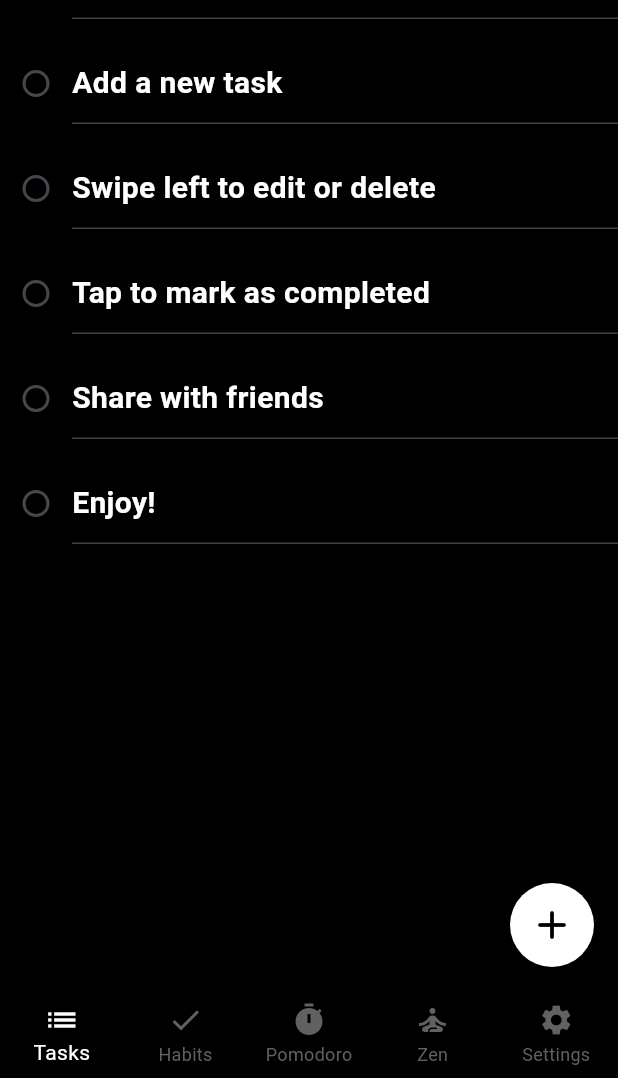
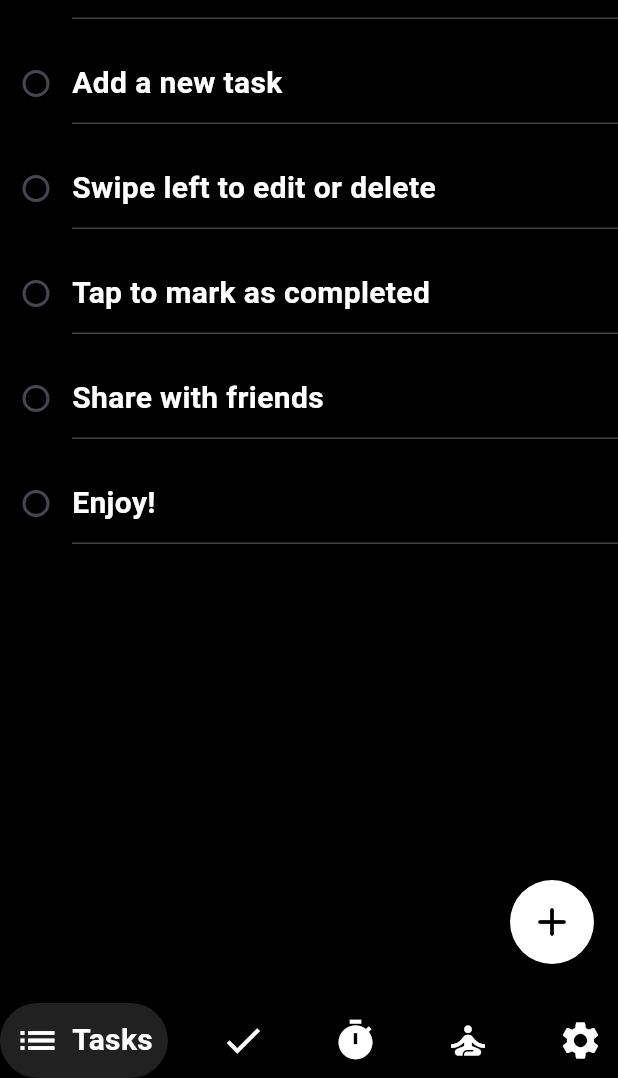
Before and after one commit to marvinlix/karman, a Flutter app: the screen it shows after launch, on a phone screen of 412 x 824 dp, the part 158-1236 px from its top. Run offline on Flutter 3.47's test engine with Material 3 defaults, Android fonts, the phone set to English and light mode, and no system bars; drawn by our look-alikes of flutter_slidable, google_nav_bar; our stand-ins replace hive, hive_flutter, salomon_bottom_bar; accounts and stored records are empty.

Commit message:
chore: Add google_nav_bar dependency, update page backgrounds

```diff
--- a/karman_app/lib/pages/home_page.dart
+++ b/karman_app/lib/pages/home_page.dart
@@ -1,10 +1,12 @@
 import 'package:flutter/material.dart';
+import 'package:google_nav_bar/google_nav_bar.dart';
 import 'package:karman_app/data/database.dart';
 import 'package:karman_app/pages/habits_page.dart';
 import 'package:karman_app/pages/pomodoro_page.dart';
 import 'package:karman_app/pages/settings_page.dart';
 import 'package:karman_app/pages/tasks_page.dart';
 import 'package:karman_app/pages/zen_page.dart';
+import 'package:salomon_bottom_bar/salomon_bottom_bar.dart';
 
 class HomePage extends StatefulWidget {
   final KarmanDataBase db;
@@ -45,10 +47,11 @@ class _HomePageState extends State<HomePage> {
     ];
   }
 
-  void _onItemTapped(int index) {
+  _onItemTapped(int index) {
     setState(() {
       _selectedIndex = index;
     });
+    return _selectedIndex;
   }
 
   @override
@@ -56,35 +59,45 @@ class _HomePageState extends State<HomePage> {
     return Scaffold(
       backgroundColor: Colors.black,
       body: _pages[_selectedIndex],
-      bottomNavigationBar: BottomNavigationBar(
+      bottomNavigationBar: SafeArea(
+        child: GNav(
           backgroundColor: Colors.black,
-        type: BottomNavigationBarType.fixed,
-        items: const [
-          BottomNavigationBarItem(
-            icon: Icon(Icons.list),
-            label: 'Tasks',
+          activeColor: Colors.white,
+          color: Colors.white,
+          tabBackgroundColor: Colors.grey.shade900,
+          gap: 8,
+          padding: EdgeInsets.all(10),
+          textStyle: TextStyle(
+            color: Colors.white,
+            fontSize: 20,
+            fontWeight: FontWeight.bold,
           ),
-          BottomNavigationBarItem(
-            icon: Icon(Icons.check),
-            label: 'Habits',
+          iconSize: 30,
+          haptic: true,
+          tabs:  const [
+            GButton(
+              icon: Icons.list,
+              text: 'Tasks',
             ),
-          BottomNavigationBarItem(
-            icon: Icon(Icons.timer),
-            label: 'Pomodoro',
+            GButton(
+              icon: Icons.check,
+              text: 'Habits',
             ),
-          BottomNavigationBarItem(
-            icon: Icon(Icons.self_improvement),
-            label: 'Zen',
+            GButton(
+              icon: Icons.timer,
+              text: 'Pomodoro',
             ),
-          BottomNavigationBarItem(
-            icon: Icon(Icons.settings),
-            label: 'Settings',
+            GButton(
+              icon: Icons.self_improvement,
+              text: 'Zen',
+            ),
+            GButton(
+              icon: Icons.settings,
+              text: 'Settings',
             ),
           ],
-        currentIndex: _selectedIndex,
-        selectedItemColor: Colors.white,
-        unselectedItemColor: Colors.grey[700],
-        onTap: _onItemTapped,
+          selectedIndex: _onItemTapped(0),
+        ),
       ),
     );
   }
--- a/karman_app/lib/pages/tasks_page.dart
+++ b/karman_app/lib/pages/tasks_page.dart
@@ -126,14 +126,19 @@ class _TasksPageState extends State<TasksPage> {
           },
           db: widget.db,
         ),
-        floatingActionButton: FloatingActionButton(
+        floatingActionButton: Padding(
+          padding: const EdgeInsets.only(bottom: 10.0),
+          child: FloatingActionButton(
             onPressed: createNewTask,
             backgroundColor: Colors.white,
             shape: CircleBorder(),
+            elevation: 0,
+            enableFeedback: true,
             child: Icon(
               Icons.add_rounded,
               color: Colors.black,
               size: 32,
+            ),
           ),
         ),
         body: ReorderableListView.builder(
--- a/karman_app/pubspec.yaml
+++ b/karman_app/pubspec.yaml
@@ -38,6 +38,7 @@ dependencies:
   flutter_slidable: ^3.1.0
   hive: ^2.2.3
   hive_flutter: ^1.1.0
+  google_nav_bar: ^5.0.6
 
 dev_dependencies:
   flutter_test:
```
Also changed, not shown: karman_app/lib/pages/habits_page.dart (+14 -2 lines), karman_app/lib/pages/pomodoro_page.dart (+14 -2 lines), karman_app/lib/pages/settings_page.dart (+14 -2 lines), karman_app/lib/pages/zen_page.dart (+14 -2 lines), karman_app/pubspec.lock. Lines whose indentation alone changed are shown as unchanged.
